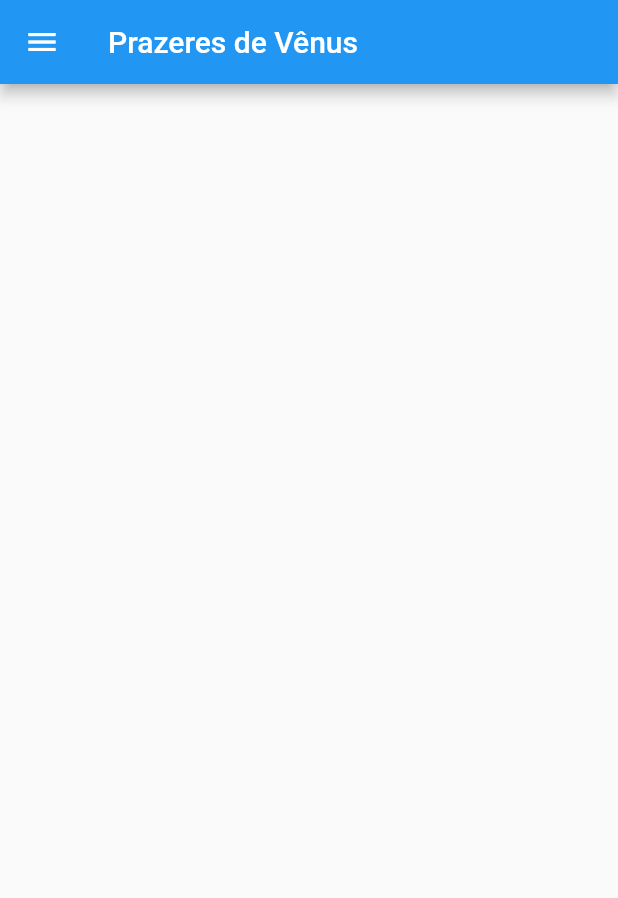
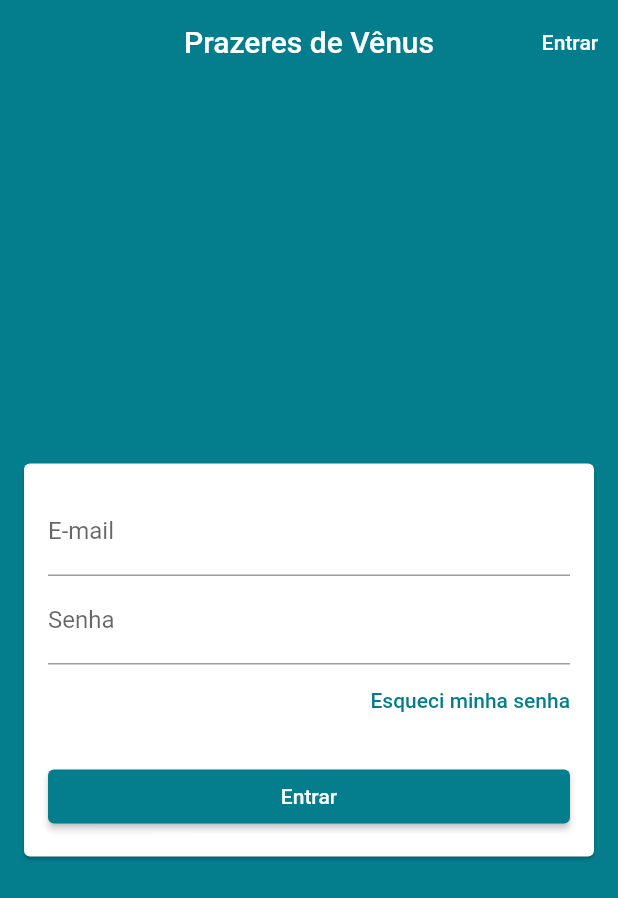
Before and after one commit to Dan-Source/ecommerce_app, a Flutter app: the screen it shows after launch, on a phone screen of 412 x 824 dp. Shown: the top 898 px of the screen. Run offline on Flutter 3.47's test engine with Material 2 defaults, Android fonts, the phone set to English and light mode, and no system bars; our stand-ins replace cloud_firestore, firebase_auth, firebase_core; accounts and stored records are empty.

Commit message:
Login funcionando!

```diff
--- /dev/null
+++ b/lib/helpers/firebase_erros.dart
@@ -0,0 +1,25 @@
+String getErrorString(String code) {
+  switch (code) {
+    case 'ERROR_WEAK_PASSWORD':
+      return 'Sua senha é muito fraca.';
+    case 'ERROR_INVALID_EMAIL':
+      return 'Seu e-mail é inválido.';
+    case 'ERROR_EMAIL_ALREADY_IN_USE':
+      return 'E-mail já está sendo utilizado em outra conta.';
+    case 'ERROR_INVALID_CREDENTIAL':
+      return 'Seu e-mail é inválido.';
+    case 'ERROR_WRONG_PASSWORD':
+      return 'Sua senha está incorreta.';
+    case 'ERROR_USER_NOT_FOUND':
+      return 'Não há usuário com este e-mail.';
+    case 'ERROR_USER_DISABLED':
+      return 'Este usuário foi desabilitado.';
+    case 'ERROR_TOO_MANY_REQUESTS':
+      return 'Muitas solicitações. Tente novamente mais tarde.';
+    case 'ERROR_OPERATION_NOT_ALLOWED':
+      return 'Operação não permitida.';
+
+    default:
+      return 'Um erro indefinido ocorreu.';
+  }
+}
--- /dev/null
+++ b/lib/helpers/validators.dart
@@ -0,0 +1,5 @@
+bool emailValid(String email){
+  final RegExp regex = RegExp(
+      r"^(([^<>()[\]\\.,;:\s@\']+(\.[^<>()[\]\\.,;:\s@\']+)*)|(\'.+\'))@((\[[0-9]{1,3}\.[0-9]{1,3}\.[0-9]{1,3}\.[0-9]{1,3}\])|(([a-zA-Z\-0-9]+\.)+[a-zA-Z]{2,}))$");
+  return regex.hasMatch(email);
+}
--- a/lib/main.dart
+++ b/lib/main.dart
@@ -1,10 +1,12 @@
-import 'package:cloud_firestore/cloud_firestore.dart';
+import 'package:ecommerce_app/models/user/user_manager.dart';
 import 'package:ecommerce_app/screens/base/base_screen.dart';
 import 'package:firebase_core/firebase_core.dart';
 import 'package:flutter/material.dart';
+import 'package:provider/provider.dart';
 
 void main() async {
   runApp(const MyApp());
+  await Firebase.initializeApp();
 }
 
 class MyApp extends StatelessWidget {
@@ -12,14 +14,26 @@ class MyApp extends StatelessWidget {
 
   @override
   Widget build(BuildContext context) {
-    return MaterialApp(
-      title: 'Prazeres de Vênus',
-      theme: ThemeData(
-        primarySwatch: Colors.blue,
-        visualDensity: VisualDensity.adaptivePlatformDensity,
+    return MultiProvider(
+      providers: [
+        ChangeNotifierProvider(
+          create: (_) => UserManager(),
+        ),
+      ],
+      child: MaterialApp(
+        title: 'Prazeres de Vênus',
+        theme: ThemeData(
+          primaryColor: const Color.fromARGB(255, 4, 125, 141),
+          scaffoldBackgroundColor: const Color.fromARGB(255, 4, 125, 141),
+          appBarTheme: const AppBarTheme(
+            color: Colors.transparent,
+            elevation: 0,
+          ),
+          visualDensity: VisualDensity.adaptivePlatformDensity,
+        ),
+        debugShowCheckedModeBanner: false,
+        home: const BaseScreen(),
       ),
-      debugShowCheckedModeBanner: false,
-      home: const BaseScreen(),
     );
   }
 }
--- /dev/null
+++ b/lib/models/user/user.dart
@@ -0,0 +1,14 @@
+
+class User {
+  String email;
+  String password;
+
+
+  User({required this.email, required this.password});
+
+
+  @override
+  String toString() {
+    return 'User{email: $email}';
+  }
+}
--- a/lib/screens/base/base_screen.dart
+++ b/lib/screens/base/base_screen.dart
@@ -1,4 +1,5 @@
 import 'package:ecommerce_app/common/custom_drawer/costum_drawer.dart';
+import 'package:ecommerce_app/screens/login/login_screen.dart';
 import 'package:flutter/material.dart';
 import 'package:provider/provider.dart';
 import 'package:ecommerce_app/models/page_manager.dart';
@@ -18,6 +19,7 @@ class BaseScreen extends StatelessWidget {
         controller: pageController,
         physics: const NeverScrollableScrollPhysics(),
         children: <Widget>[
+          LoginScreen(),
           Scaffold(
             drawer: const CostumDrawer(),
             appBar: AppBar(
@@ -30,7 +32,7 @@ class BaseScreen extends StatelessWidget {
             child: ElevatedButton(
               child: const Text('Page 1'),
               onPressed: () {
-                pageController.jumpToPage(1);
+                pageController.jumpToPage(0);
               },
             ),
           ),
--- /dev/null
+++ b/lib/screens/login/login_screen.dart
@@ -0,0 +1,122 @@
+import 'package:ecommerce_app/helpers/validators.dart';
+import 'package:ecommerce_app/models/user/user_manager.dart';
+import 'package:ecommerce_app/models/user/user.dart' as costum;
+import 'package:flutter/material.dart';
+import 'package:provider/provider.dart';
+
+
+class LoginScreen extends StatelessWidget {
+  LoginScreen({Key? key}) : super(key: key);
+
+  final GlobalKey<FormState> _formKey = GlobalKey<FormState>();
+  final GlobalKey<ScaffoldState> _scaffoldKey = GlobalKey<ScaffoldState>();
+
+  final TextEditingController emailController = TextEditingController();
+  final TextEditingController passController = TextEditingController();
+
+  @override
+  Widget build(BuildContext context) {
+    return Scaffold(
+      key: _scaffoldKey,
+      appBar: AppBar(
+        title: const Text('Prazeres de Vênus'),
+        centerTitle: true,
+        actions: [
+          TextButton(
+            child: const Text('Entrar'),
+            style: TextButton.styleFrom(
+              primary: Colors.white,
+            ),
+            onPressed: () {
+              Navigator.of(context).pushReplacementNamed('/home');
+            },
+          ),
+        ],
+      ),
+      body: Center(
+        child: Card(
+          margin: const EdgeInsets.symmetric(horizontal: 16),
+          child: Form(
+            key: _formKey,
+            child: ListView(
+              shrinkWrap: true,
+              padding: const EdgeInsets.all(16),
+              children: <Widget> [
+                TextFormField(
+                  controller: emailController,
+                  decoration: const InputDecoration(
+                    labelText: 'E-mail',
+                  ),
+                  keyboardType: TextInputType.emailAddress,
+                  autocorrect: false,
+                  validator: (email) {
+                    if (email!.isEmpty) {
+                      return 'Campo obrigatório.';
+                    }
+                    if (!emailValid(email)) {
+                      return 'E-mail inválido';
+                    }
+                    return null;
+                  },
+                ),
+                TextFormField(
+                  controller: passController,
+                  decoration: const InputDecoration(
+                    labelText: 'Senha',
+                  ),
+                  obscureText: true,
+                  autocorrect: false,
+                  validator: (password) {
+                    if (password!.isEmpty || password.length < 6) {
+                      return 'Senha inválida';
+                    }
+                    return null;
+                  },
+                ),
+                Align(
+                  alignment: Alignment.centerRight,
+                  child: TextButton(
+                    child: const Text('Esqueci minha senha'),
+                    style: TextButton.styleFrom(
+                      padding: EdgeInsets.zero,
+                      primary: Theme.of(context).primaryColor,
+                    ),
+                    onPressed: () {
+                      Navigator.of(context).pushNamed('/forgot-password');
+                    },
+                  ),
+                ),
+                const SizedBox(height: 16),
+                ElevatedButton(
+                  style: ElevatedButton.styleFrom(
+                    primary: Theme.of(context).primaryColor,
+                  ),
+                  onPressed: () {
+                    if (_formKey.currentState!.validate()) {
+                      final user = costum.User(
+                        email: emailController.text,
+                        password: passController.text,
+                      );
+                      context.read<UserManager>().signIn(
+                        user: user,
+                        onFail: (e) {
+                          ScaffoldMessenger.of(context).showSnackBar(SnackBar(
+                            content: Text('Falha ao entrar: $e'),
+                            backgroundColor: Colors.red,
+                          ));
+                        },
+                        onSuccess: () {
+                          print("sucesso");
+                        });
+                    }
+                  },
+                  child: const Text('Entrar'),
+                ),
+              ]
+            ),
+          ),
+        ),
+      ),
+    );
+  }
+}
```
Also changed, not shown: lib/models/user/user_manager.dart (added, +24 -0 lines).
